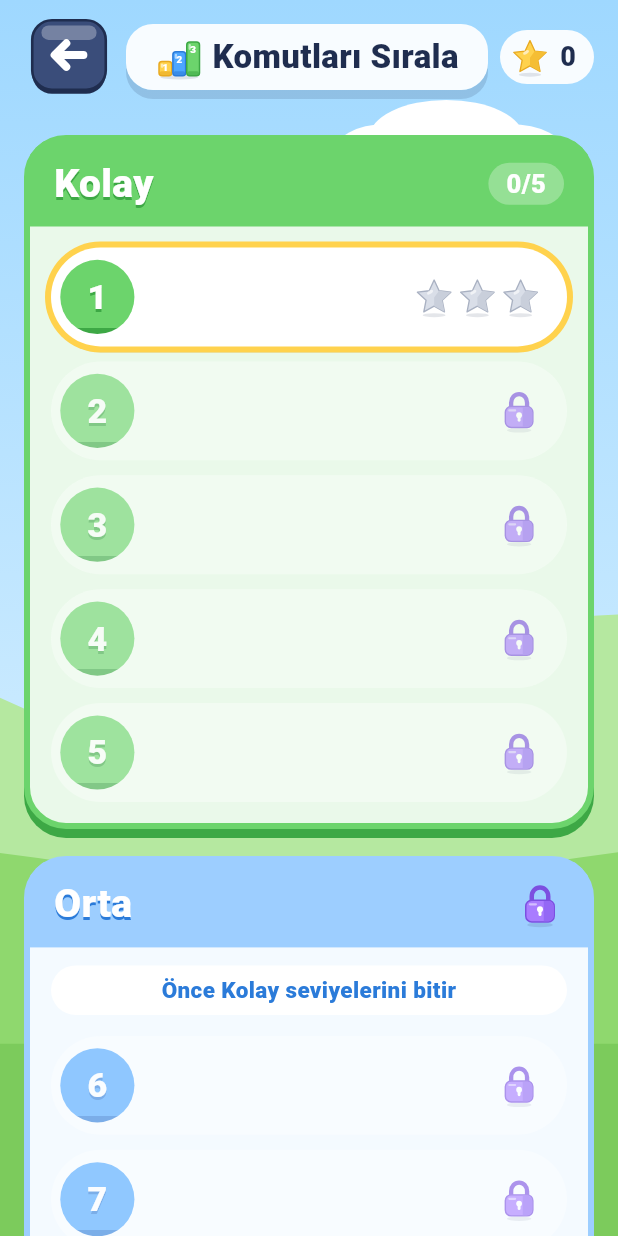
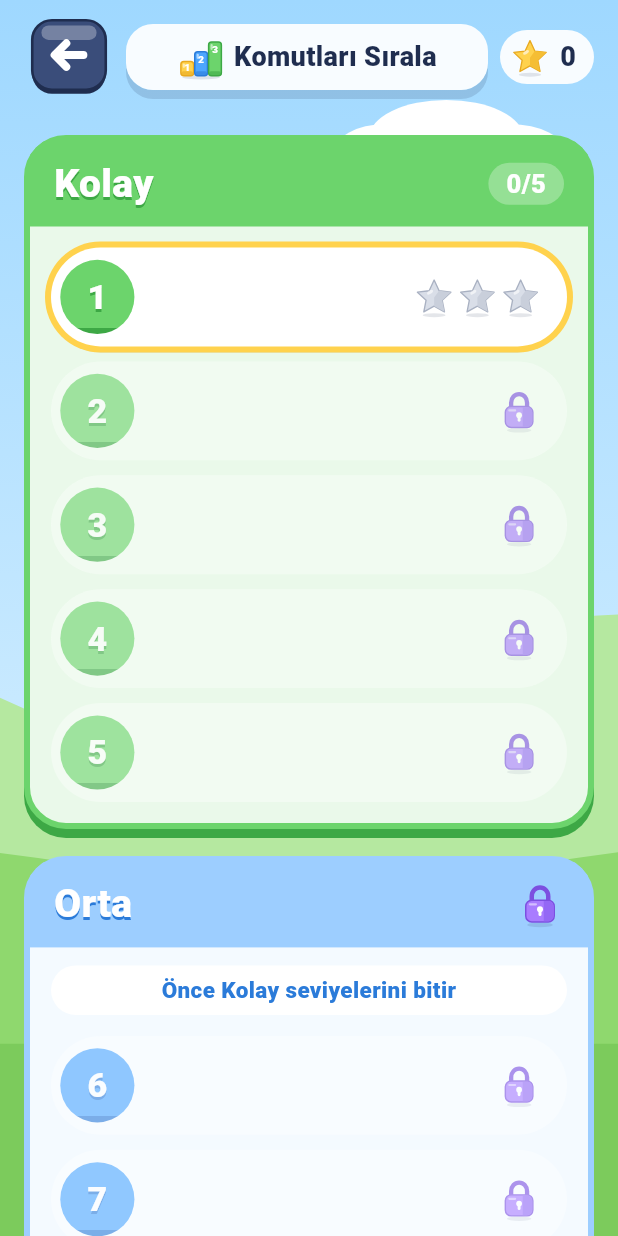
Before and after one commit to sezertanci/RobiCodes, a Flutter app: the screen it shows after launch, after a tap on "Komutları Sırala", on a phone screen of 412 x 824 dp. Run offline on Flutter 3.47's test engine with Material 3 defaults, Android fonts, the phone set to English and light mode, and no system bars; our stand-ins replace audioplayers, flutter_svg, shared_preferences; missing offline and left inert: in_app_purchase_android, in_app_purchase_platform_interface.

Commit message:
fix: dar ve 7 inç ekranlarda oyun başlığını ve kartlarını sığdır
Sığmayan oyun başlığı kesilmek yerine iki satıra bölünür; telefonda oyun
ekranında yalnızca ikon görünür. Ana sayfa kartları dar ekranda küçülür.

Co-Authored-By: Claude Opus 5.5 <noreply@anthropic.com>

```diff
--- a/lib/app/widgets/top_bar.dart
+++ b/lib/app/widgets/top_bar.dart
@@ -113,7 +113,9 @@ final class _TopBarLayout extends MultiChildLayoutDelegate {
   bool shouldRelayout(_TopBarLayout oldDelegate) => oldDelegate.gap != gap || oldDelegate.centered != centered;
 }
 
-/// Beyaz panelde ikon ve başlık (web sürümündeki `.top-bar-title`).
+/// Beyaz panelde ikon ve başlık (web sürümündeki `.top-bar-title`). Dar ekranda oyun ekranının sıkı
+/// çubuğunda başlığa yer kalmadığı için yalnızca ikon görünür; başlık ekran okuyucuya yine okunur.
+/// Diğer dar ekranlarda başlık küçülür. Başlık tek satıra sığmazsa küçük yazıyla iki satıra bölünür.
 final class _TitlePanel extends StatelessWidget {
   const _TitlePanel({required this.title, required this.icon, required this.dense, required this.narrow});
 
@@ -127,25 +129,29 @@ final class _TitlePanel extends StatelessWidget {
   static const _narrowIconSize = 32.0;
   static const _gap = 10.0;
   static const _narrowGap = 6.0;
-  static const _narrowDenseFontSize = 18.0;
   static const _radius = BorderRadius.all(Radius.circular(AppMetrics.mediumRadius));
 
   double get _iconExtent => narrow ? _narrowIconSize : (dense ? _denseIconSize : _iconSize);
 
+  /// Dar ekranda oyun ekranının çubuğunda yalnızca ikon gösterilir.
+  bool get _iconOnly => dense && narrow && icon != null;
+
   EdgeInsets get _padding =>
       EdgeInsets.symmetric(horizontal: narrow ? 12 : (dense ? 18 : 24), vertical: dense ? 4 : (narrow ? 6 : 8));
 
-  /// Panelin ikonla birlikte yüksekliği; çubuğun yüksekliği buna göre seçilir.
-  double get height => _iconExtent + _padding.vertical;
+  /// Panelin ikon ve başlıkla birlikte yüksekliği; çubuğun yüksekliği buna göre seçilir. Tek satırlık
+  /// başlık ikondan alçak kalır; bu yüzden yalnızca iki satıra bölünmüş başlık hesaba katılır.
+  double get height {
+    final lines = _iconOnly ? 0.0 : _TitleText.wrappedHeight;
+    return max(_iconExtent, lines) + _padding.vertical;
+  }
 
   @override
   Widget build(BuildContext context) {
     final icon = this.icon;
-    final fontSize = switch ((dense, narrow)) {
-      (true, true) => _narrowDenseFontSize,
-      (true, false) => ScreenScale.fluid(context, 20, 0.03, 28),
-      _ => ScreenScale.fluid(context, 22, 0.04, 34),
-    };
+    final fontSize = narrow
+        ? _TitleText.compactFontSize
+        : (dense ? ScreenScale.fluid(context, 20, 0.03, 28) : ScreenScale.fluid(context, 22, 0.04, 34));
     return CustomPaint(
       painter: const _LipPainter(),
       child: Container(
@@ -155,25 +161,72 @@ final class _TitlePanel extends StatelessWidget {
           mainAxisSize: MainAxisSize.min,
           mainAxisAlignment: MainAxisAlignment.center,
           children: [
-            if (icon != null) ...[
-              SvgPicture.asset(icon, width: _iconExtent, height: _iconExtent),
-              SizedBox(width: narrow ? _narrowGap : _gap),
-            ],
-            Flexible(
-              child: Semantics(
-                header: true,
-                child: Text(
-                  title,
-                  maxLines: 1,
-                  overflow: TextOverflow.ellipsis,
-                  style: TextStyle(color: AppColors.navy, fontSize: fontSize, fontWeight: FontWeight.w900),
+            if (icon != null)
+              Semantics(
+                label: _iconOnly ? title : null,
+                header: _iconOnly,
+                child: SvgPicture.asset(icon, width: _iconExtent, height: _iconExtent),
+              ),
+            if (!_iconOnly) ...[
+              if (icon != null) SizedBox(width: narrow ? _narrowGap : _gap),
+              Flexible(
+                child: Semantics(
+                  header: true,
+                  child: _TitleText(title: title, fontSize: fontSize),
                 ),
               ),
-            ),
+            ],
           ],
         ),
       ),
     );
+  }
+}
+
+/// Başlık metni. Verilen boyutta tek satıra sığmazsa küçük yazıyla en fazla iki satıra bölünür.
+final class _TitleText extends StatelessWidget {
+  const _TitleText({required this.title, required this.fontSize});
+
+  final String title;
+  final double fontSize;
+
+  /// Dar ekrandaki ve iki satıra bölünen başlığın yazı boyutu.
+  static const compactFontSize = 18.0;
+  static const _wrappedLines = 2;
+  static const _lineHeight = 1.1;
+
+  /// İki satıra bölünmüş başlığın yüksekliği.
+  static const wrappedHeight = _wrappedLines * compactFontSize * _lineHeight;
+
+  static const _style = TextStyle(color: AppColors.navy, fontWeight: FontWeight.w900);
+
+  @override
+  Widget build(BuildContext context) {
+    return LayoutBuilder(
+      builder: (context, constraints) {
+        final style = _style.copyWith(fontSize: fontSize);
+        final wraps = !_fitsOneLine(context, style, constraints.maxWidth);
+        return Text(
+          title,
+          maxLines: wraps ? _wrappedLines : 1,
+          overflow: TextOverflow.ellipsis,
+          textAlign: TextAlign.center,
+          style: wraps ? style.copyWith(fontSize: compactFontSize, height: _lineHeight) : style,
+        );
+      },
+    );
+  }
+
+  bool _fitsOneLine(BuildContext context, TextStyle style, double maxWidth) {
+    final painter = TextPainter(
+      text: TextSpan(text: title, style: DefaultTextStyle.of(context).style.merge(style)),
+      maxLines: 1,
+      textDirection: Directionality.of(context),
+      textScaler: MediaQuery.textScalerOf(context),
+    )..layout(maxWidth: maxWidth);
+    final fits = !painter.didExceedMaxLines;
+    painter.dispose();
+    return fits;
   }
 }
 
--- a/lib/features/home/game_card.dart
+++ b/lib/features/home/game_card.dart
@@ -3,10 +3,12 @@ import 'package:flutter_svg/flutter_svg.dart';
 
 import '../../app/app_assets.dart';
 import '../../app/app_theme.dart';
+import '../../app/screen_scale.dart';
 
 /// Ana ekrandaki tek bir oyunun kartı: oyunun renginde zemin, beyaz daire içinde ikon, başlık,
 /// açıklama, ilerleme çubuğu, tamamlanan seviye ve yıldız sayısı. Görünüm web sürümündeki
-/// `home.css` dosyasıyla aynıdır. Kart yalnızca kendisine verilen değerleri gösterir.
+/// `home.css` dosyasıyla aynıdır. Dar ekranda ikon ve açıklama küçülür, açıklama üç satıra kadar uzayabilir.
+/// Kart yalnızca kendisine verilen değerleri gösterir.
 final class GameCard extends StatelessWidget {
   const GameCard({
     required this.title,
@@ -43,9 +45,14 @@ final class GameCard extends StatelessWidget {
   static const _shine = Color(0x2EFFFFFF);
   static const _padding = EdgeInsets.fromLTRB(16, 18, 16, 16);
   static const _gap = 6.0;
+  static const _descriptionSize = 16.0;
+  static const _narrowDescriptionSize = 14.0;
+  static const _descriptionLines = 2;
+  static const _narrowDescriptionLines = 3;
 
   @override
   Widget build(BuildContext context) {
+    final narrow = ScreenScale.isNarrow(context);
     final radius = BorderRadius.circular(AppMetrics.largeRadius);
     return DecoratedBox(
       decoration: BoxDecoration(
@@ -73,7 +80,7 @@ final class GameCard extends StatelessWidget {
               ),
               child: Column(
                 children: [
-                  _IconBadge(icon: icon, tone: tone),
+                  _IconBadge(icon: icon, tone: tone, narrow: narrow),
                   const SizedBox(height: _gap),
                   Text(
                     title,
@@ -85,9 +92,12 @@ final class GameCard extends StatelessWidget {
                   Expanded(
                     child: Text(
                       description,
-                      maxLines: 2,
+                      maxLines: narrow ? _narrowDescriptionLines : _descriptionLines,
                       overflow: TextOverflow.ellipsis,
-                      style: const TextStyle(fontSize: 16, fontWeight: FontWeight.w700),
+                      style: TextStyle(
+                        fontSize: narrow ? _narrowDescriptionSize : _descriptionSize,
+                        fontWeight: FontWeight.w700,
+                      ),
                     ),
                   ),
                   _Progress(
@@ -108,27 +118,34 @@ final class GameCard extends StatelessWidget {
 
 /// Beyaz daire içinde oyunun ikonu.
 final class _IconBadge extends StatelessWidget {
-  const _IconBadge({required this.icon, required this.tone});
+  const _IconBadge({required this.icon, required this.tone, required this.narrow});
 
   final String icon;
   final ColorTone tone;
+  final bool narrow;
 
   static const _size = 84.0;
   static const _iconSize = 64.0;
+  static const _narrowSize = 68.0;
+  static const _narrowIconSize = 52.0;
   static const _lip = 4.0;
 
   @override
-  Widget build(BuildContext context) => Container(
-    width: _size,
-    height: _size,
+  Widget build(BuildContext context) {
+    final size = narrow ? _narrowSize : _size;
+    final iconSize = narrow ? _narrowIconSize : _iconSize;
+    return Container(
+      width: size,
+      height: size,
       alignment: Alignment.center,
       decoration: BoxDecoration(
         color: Colors.white,
         shape: BoxShape.circle,
         boxShadow: [BoxShadow(color: tone.dark, offset: const Offset(0, _lip))],
       ),
-    child: SvgPicture.asset(icon, width: _iconSize, height: _iconSize),
+      child: SvgPicture.asset(icon, width: iconSize, height: iconSize),
     );
+  }
 }
 
 /// Beyaz ilerleme çubuğu, altında seviye metni ve yıldız sayısı.
```
Also changed, not shown: 2 other files. Lines whose indentation alone changed are shown as unchanged.
